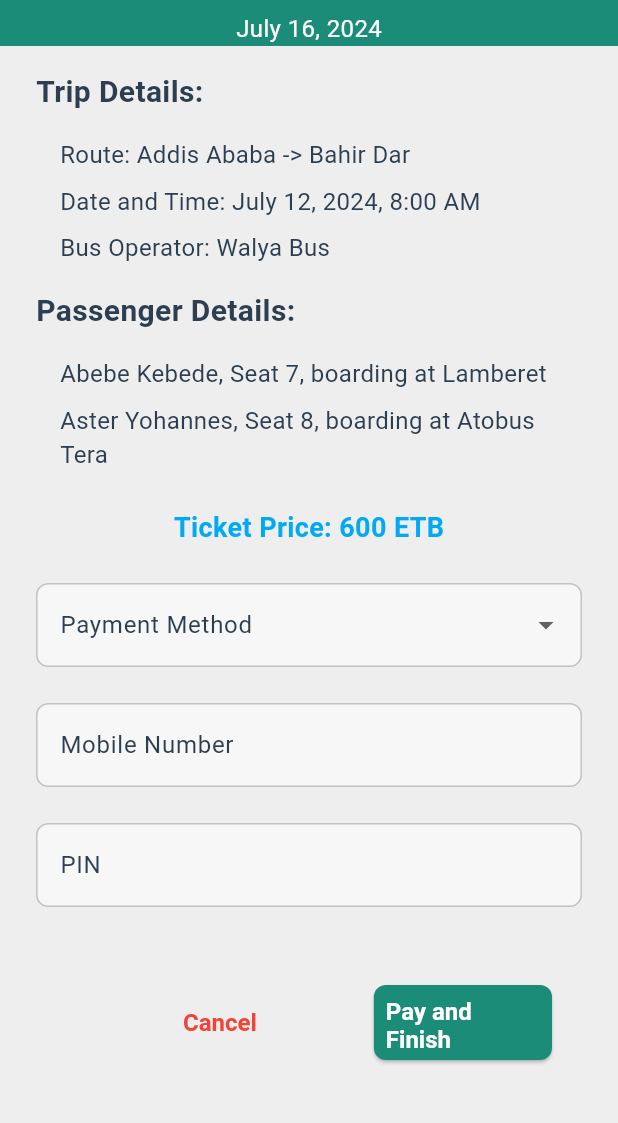
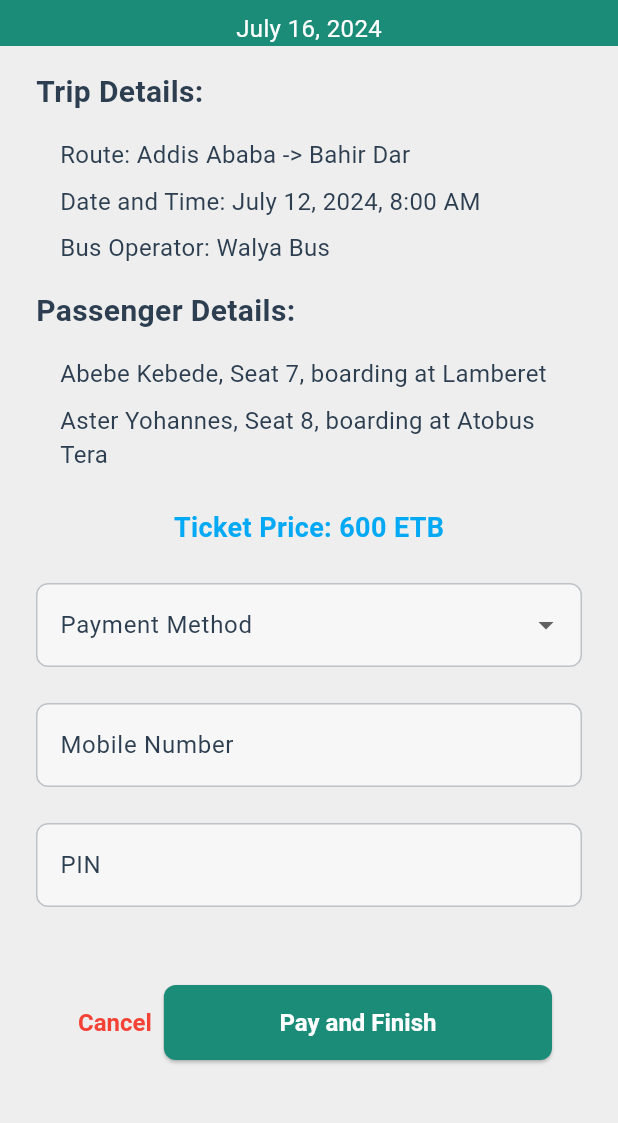
Before and after one commit to Haileamlak/finote, a Flutter app: the PaymentPage screen opened directly, on a phone screen of 412 x 824 dp, the part 113-1236 px from its top. Run offline on Flutter 3.47's test engine with Material 3 defaults, Android fonts, the phone set to English and light mode, and no system bars; our stand-ins replace animated_splash_screen, qr_flutter; Roboto replaces fonts that are missing (OpenSans).

Commit message:
Screenshots added

```diff
--- a/lib/main.dart
+++ b/lib/main.dart
@@ -30,7 +30,7 @@ class MyApp extends StatelessWidget {
           splash: "assets/images/logo_orange.png",
           curve: Curves.easeInOut,
           splashIconSize: 256,
-          nextScreen:  TicketScreen(),
+          nextScreen:  RegisterPage(),
           splashTransition: SplashTransition.scaleTransition),
     );
   }
--- a/lib/routes/traveler/payment.dart
+++ b/lib/routes/traveler/payment.dart
@@ -41,7 +41,7 @@ class _PaymentPageState extends State<PaymentPage> {
                       ),
                     ),
                     Text('-' * 4),
-                    CircleAvatar(
+                    const CircleAvatar(
                         backgroundImage:
                             AssetImage('assets/images/walya_bus.png')),
                     Text('-' * 6),
@@ -151,14 +151,14 @@ class _PaymentPageState extends State<PaymentPage> {
                 items: [
                   DropdownMenuItem(
                     value: 'Mobile Money',
-                    child: Text('Mobile Money'),
+                    child: const Text('Mobile Money'),
                     onTap: () => setState(() {
                       paymentflag = true;
                     }),
                   ),
                   DropdownMenuItem(
                     value: 'Credit Card',
-                    child: Text('Credit Card'),
+                    child: const Text('Credit Card'),
                     onTap: () => setState(() {
                       paymentflag = false;
                     }),
@@ -244,25 +244,21 @@ class _PaymentPageState extends State<PaymentPage> {
               child: Row(
                 mainAxisAlignment: MainAxisAlignment.spaceEvenly,
                 children: [
-                  SizedBox(
-                    width: 70,
-                  ),
+
                   TextButton(
                     onPressed: () {
                       Navigator.pop(context);
                     },
-                    child: Text(
+                    child: const Text(
                       'Cancel',
-                      style: TextStyle(color: Colors.red),
+                      style: const TextStyle(color: Colors.red),
                     ),
                     style: TextButton.styleFrom(
-                      padding: EdgeInsets.all(8),
-                      fixedSize: Size(double.infinity, 50),
+                      padding: const EdgeInsets.all(8),
+                      fixedSize: const Size(double.infinity, 50),
                     ),
                   ),
-                  SizedBox(
-                    width: 70,
-                  ),
+
                   Expanded(
                       child: ElevatedButton(
                     onPressed: () {
@@ -271,7 +267,7 @@ class _PaymentPageState extends State<PaymentPage> {
                           builder: (context) {
                             return AlertDialog(
                               title: Icon(Icons.check_circle,
-                                  color: Colors.green, size: 50),
+                                  color: Theme.of(context).primaryColor, size: 50),
                               content: const Text(
                                   'Your payment was successful. Enjoy your trip!'),
                               actions: [
@@ -291,10 +287,10 @@ class _PaymentPageState extends State<PaymentPage> {
                           });
                     },
                     style: ElevatedButton.styleFrom(
-                      padding: EdgeInsets.all(8),
-                      fixedSize: Size(double.infinity, 50),
+                      padding: const EdgeInsets.all(8),
+                      fixedSize: const Size(double.infinity, 50),
                     ),
-                    child: Text('Pay and Finish'),
+                    child: const Text('Pay and Finish'),
                   ))
                 ],
               ),
```
Also changed, not shown: 9 other files.
